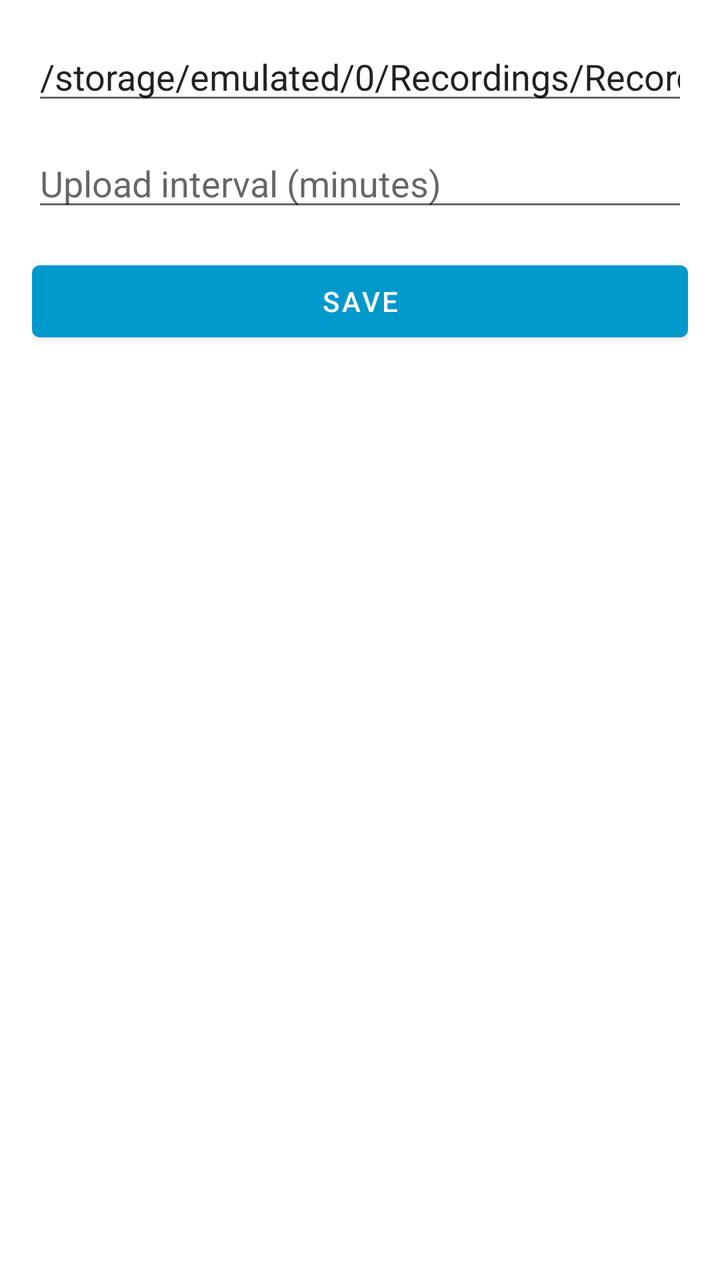
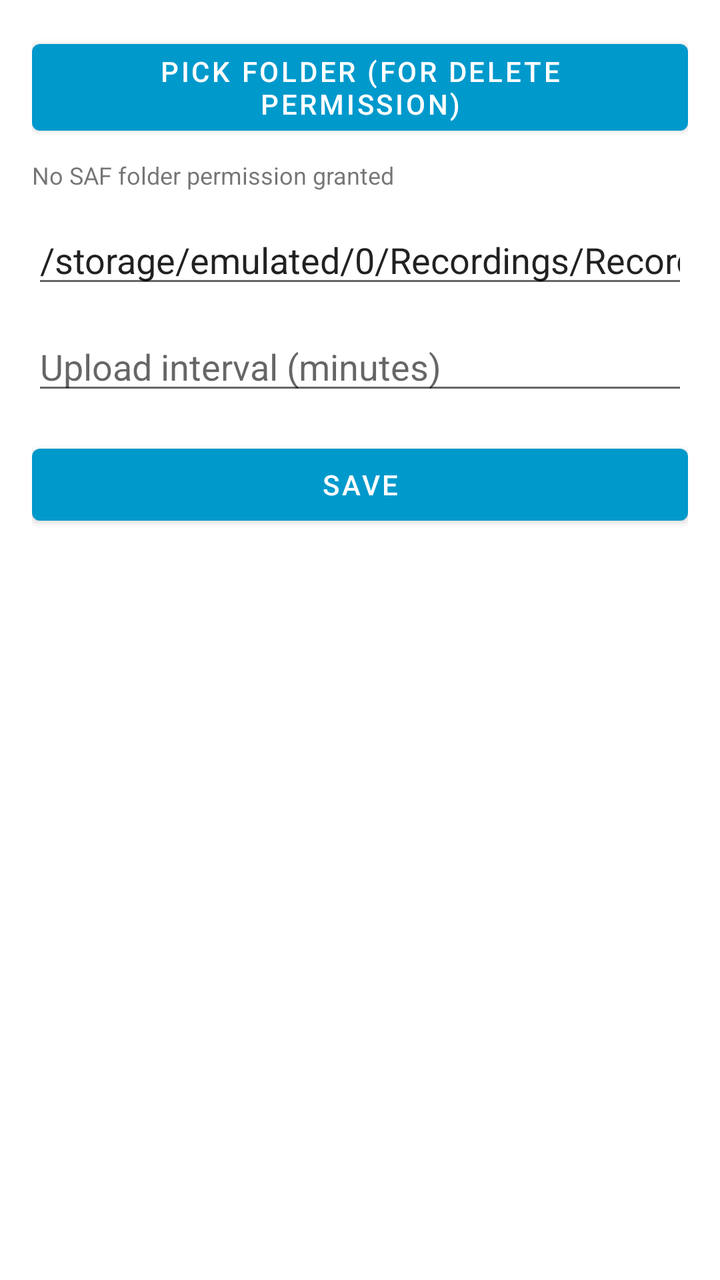

Two renders of the same Android screen: before a commit and after it. Below are the layout's source before the change and the commit's diff.
<!-- AndroidManifest.xml: application theme Theme.ChicMobile -->
<!-- res/layout/activity_settings.xml -->
<?xml version="1.0" encoding="utf-8"?>
<ScrollView xmlns:android="http://schemas.android.com/apk/res/android"
    android:layout_width="match_parent"
    android:layout_height="match_parent"
    android:padding="16dp">

    <LinearLayout
        android:layout_width="match_parent"
        android:layout_height="wrap_content"
        android:orientation="vertical">

        <EditText
            android:id="@+id/edtFolderPath"
            android:layout_width="match_parent"
            android:layout_height="wrap_content"
            android:hint="Location (folder path)"
            android:inputType="text"
            android:text="/storage/emulated/0/Recordings/Record/Call" />

        <EditText
            android:id="@+id/edtIntervalMinutes"
            android:layout_width="match_parent"
            android:layout_height="wrap_content"
            android:layout_marginTop="12dp"
            android:hint="Upload interval (minutes)"
            android:inputType="number" />

        <Button
            android:id="@+id/btnSave"
            android:layout_width="match_parent"
            android:layout_height="wrap_content"
            android:layout_marginTop="16dp"
            android:text="Save" />

    </LinearLayout>
</ScrollView>
<!-- resources referenced by this layout -->
<resources>
  <style name="Theme.ChicMobile" parent="Theme.MaterialComponents.DayNight.DarkActionBar">
          <item name="colorPrimary">@android:color/holo_blue_dark</item>
          <item name="colorPrimaryVariant">@android:color/holo_blue_light</item>
          <item name="colorOnPrimary">@android:color/white</item>
          <item name="colorSecondary">@android:color/holo_green_dark</item>
          <item name="colorOnSecondary">@android:color/white</item>
          <item name="android:statusBarColor" tools:targetApi="l">?attr/colorPrimaryVariant</item>
      </style>
</resources>

<!-- the commit's change to res/layout/activity_settings.xml (unified diff, before → after) -->
@@ -9,10 +9,25 @@
         android:layout_height="wrap_content"
         android:orientation="vertical">
 
+        <Button
+            android:id="@+id/btnPickFolder"
+            android:layout_width="match_parent"
+            android:layout_height="wrap_content"
+            android:text="Pick folder (for delete permission)" />
+
+        <TextView
+            android:id="@+id/txtFolderPermission"
+            android:layout_width="match_parent"
+            android:layout_height="wrap_content"
+            android:layout_marginTop="8dp"
+            android:text="No SAF folder permission granted"
+            android:textSize="12sp" />
+
         <EditText
             android:id="@+id/edtFolderPath"
             android:layout_width="match_parent"
             android:layout_height="wrap_content"
+            android:layout_marginTop="12dp"
             android:hint="Location (folder path)"
             android:inputType="text"
             android:text="/storage/emulated/0/Recordings/Record/Call" />
